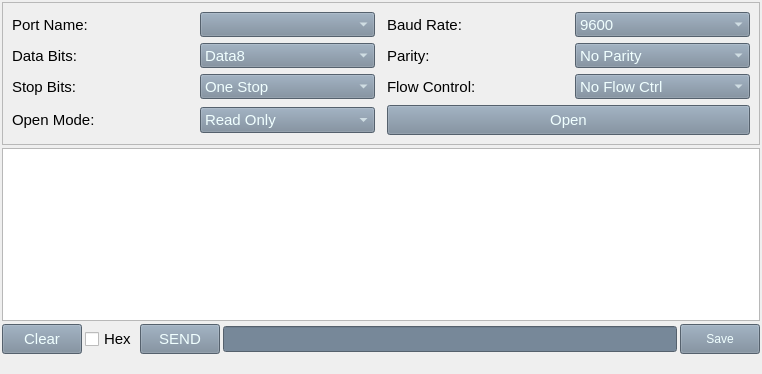
The window that WidgetSerialPort.ui (roboxerox/SerialCOM) describes before a commit, drawn with Qt 5.
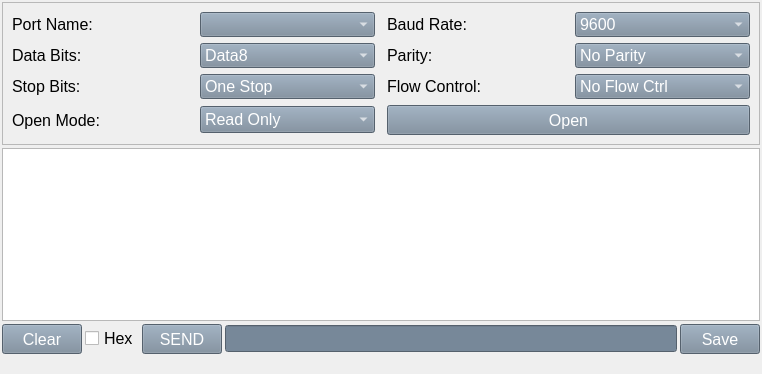
The same window after the commit.

Commit message: font color

Diff of the .ui file:
```diff
--- a/WidgetSerialPort.ui
+++ b/WidgetSerialPort.ui
@@ -55,7 +55,7 @@
         <property name="font">
          <font>
           <family>Arial</family>
-          <pointsize>11</pointsize>
+          <pointsize>12</pointsize>
          </font>
         </property>
         <property name="text">
@@ -68,7 +68,7 @@
         <property name="font">
          <font>
           <family>Arial</family>
-          <pointsize>11</pointsize>
+          <pointsize>12</pointsize>
          </font>
         </property>
         <property name="text">
@@ -87,14 +87,14 @@
         <property name="font">
          <font>
           <family>Arial</family>
-          <pointsize>11</pointsize>
+          <pointsize>12</pointsize>
          </font>
         </property>
         <property name="styleSheet">
          <string notr="true">QComboBox{
 	combobox-popup: 0;
 	background-color: rgb(119,136,153);
-	color: rgb(240, 255, 255);
+	color: rgb(255, 255, 255);
 }
 </string>
         </property>
@@ -134,7 +134,7 @@
         <property name="font">
          <font>
           <family>Arial</family>
-          <pointsize>11</pointsize>
+          <pointsize>12</pointsize>
          </font>
         </property>
         <property name="text">
@@ -153,14 +153,14 @@
         <property name="font">
          <font>
           <family>Arial</family>
-          <pointsize>11</pointsize>
+          <pointsize>12</pointsize>
          </font>
         </property>
         <property name="styleSheet">
          <string notr="true">QComboBox{
 	combobox-popup: 0;
 	background-color: rgb(119,136,153);
-	color: rgb(240, 255, 255);
+	color: rgb(255, 255, 255);
 }</string>
         </property>
         <property name="maxVisibleItems">
@@ -191,7 +191,7 @@
         <property name="font">
          <font>
           <family>Arial</family>
-          <pointsize>11</pointsize>
+          <pointsize>12</pointsize>
          </font>
         </property>
         <property name="text">
@@ -204,7 +204,7 @@
         <property name="font">
          <font>
           <family>Arial</family>
-          <pointsize>11</pointsize>
+          <pointsize>12</pointsize>
          </font>
         </property>
         <property name="text">
@@ -223,14 +223,14 @@
         <property name="font">
          <font>
           <family>Arial</family>
-          <pointsize>11</pointsize>
+          <pointsize>12</pointsize>
          </font>
         </property>
         <property name="styleSheet">
          <string notr="true">QComboBox{
 	combobox-popup: 0;
 	background-color: rgb(119,136,153);
-	color: rgb(240, 255, 255);
+	color: rgb(255, 255, 255);
 }</string>
         </property>
         <property name="maxVisibleItems">
@@ -246,7 +246,7 @@
         <property name="font">
          <font>
           <family>Arial</family>
-          <pointsize>11</pointsize>
+          <pointsize>12</pointsize>
          </font>
         </property>
         <property name="text">
@@ -265,14 +265,14 @@
         <property name="font">
          <font>
           <family>Arial</family>
-          <pointsize>11</pointsize>
+          <pointsize>12</pointsize>
          </font>
         </property>
         <property name="styleSheet">
          <string notr="true">QComboBox{
 	combobox-popup: 0;
 	background-color: rgb(119,136,153);
-	color: rgb(240, 255, 255);
+	color: rgb(255, 255, 255);
 }</string>
         </property>
         <property name="maxVisibleItems">
@@ -309,14 +309,14 @@
         <property name="font">
          <font>
           <family>Arial</family>
-          <pointsize>11</pointsize>
+          <pointsize>12</pointsize>
          </font>
         </property>
         <property name="styleSheet">
          <string notr="true">QComboBox{
 	combobox-popup: 0;
 	background-color: rgb(119,136,153);
-	color: rgb(240, 255, 255);
+	color: rgb(255, 255, 255);
 }</string>
         </property>
         <property name="maxVisibleItems">
@@ -363,14 +363,14 @@
         <property name="font">
          <font>
           <family>Arial</family>
-          <pointsize>11</pointsize>
+          <pointsize>12</pointsize>
          </font>
         </property>
         <property name="styleSheet">
          <string notr="true">QComboBox{
 	combobox-popup: 0;
 	background-color: rgb(119,136,153);
-	color: rgb(240, 255, 255);
+	color: rgb(255, 255, 255);
 }</string>
         </property>
         <property name="currentIndex">
@@ -435,14 +435,14 @@
         <property name="font">
          <font>
           <family>Arial</family>
-          <pointsize>11</pointsize>
+          <pointsize>12</pointsize>
          </font>
         </property>
         <property name="styleSheet">
          <string notr="true">QComboBox{
 	combobox-popup: 0;
 	background-color: rgb(119,136,153);
-	color: rgb(240, 255, 255);
+	color: rgb(255, 255, 255);
 }</string>
         </property>
         <property name="maxVisibleItems">
@@ -473,7 +473,7 @@
         <property name="font">
          <font>
           <family>Arial</family>
-          <pointsize>11</pointsize>
+          <pointsize>12</pointsize>
          </font>
         </property>
         <property name="text">
@@ -492,12 +492,12 @@
         <property name="font">
          <font>
           <family>Arial</family>
-          <pointsize>11</pointsize>
+          <pointsize>12</pointsize>
          </font>
         </property>
         <property name="styleSheet">
          <string notr="true">background-color: rgb(119,136,153);
-color: rgb(240, 255, 255);</string>
+color: rgb(255, 255, 255);</string>
         </property>
         <property name="text">
          <string>Open</string>
@@ -512,7 +512,7 @@
      <property name="font">
       <font>
        <family>Arial</family>
-       <pointsize>11</pointsize>
+       <pointsize>12</pointsize>
       </font>
      </property>
      <property name="readOnly">
@@ -533,12 +533,12 @@
        <property name="font">
         <font>
          <family>Arial</family>
-         <pointsize>11</pointsize>
+         <pointsize>12</pointsize>
         </font>
        </property>
        <property name="styleSheet">
         <string notr="true">background-color: rgb(119,136,153);
-color: rgb(240, 255, 255);</string>
+color: rgb(255, 255, 255);</string>
        </property>
        <property name="text">
         <string>Clear</string>
@@ -550,7 +550,7 @@
        <property name="font">
         <font>
          <family>Arial</family>
-         <pointsize>11</pointsize>
+         <pointsize>12</pointsize>
         </font>
        </property>
        <property name="text">
@@ -569,12 +569,12 @@
        <property name="font">
         <font>
          <family>Arial</family>
-         <pointsize>11</pointsize>
+         <pointsize>12</pointsize>
         </font>
        </property>
        <property name="styleSheet">
         <string notr="true">background-color: rgb(119,136,153);
-color: rgb(240, 255, 255);</string>
+color: rgb(255, 255, 255);</string>
        </property>
        <property name="text">
         <string>SEND</string>
@@ -586,7 +586,7 @@
        <property name="font">
         <font>
          <family>Arial</family>
-         <pointsize>11</pointsize>
+         <pointsize>12</pointsize>
         </font>
        </property>
        <property name="styleSheet">
@@ -606,11 +606,12 @@
        <property name="font">
         <font>
          <family>Arial</family>
+         <pointsize>12</pointsize>
         </font>
        </property>
        <property name="styleSheet">
         <string notr="true">background-color: rgb(119,136,153);
-color: rgb(240, 255, 255);</string>
+color: rgb(255, 255, 255);</string>
        </property>
        <property name="text">
         <string>Save</string>
```
The commit also changes 98 other files.
